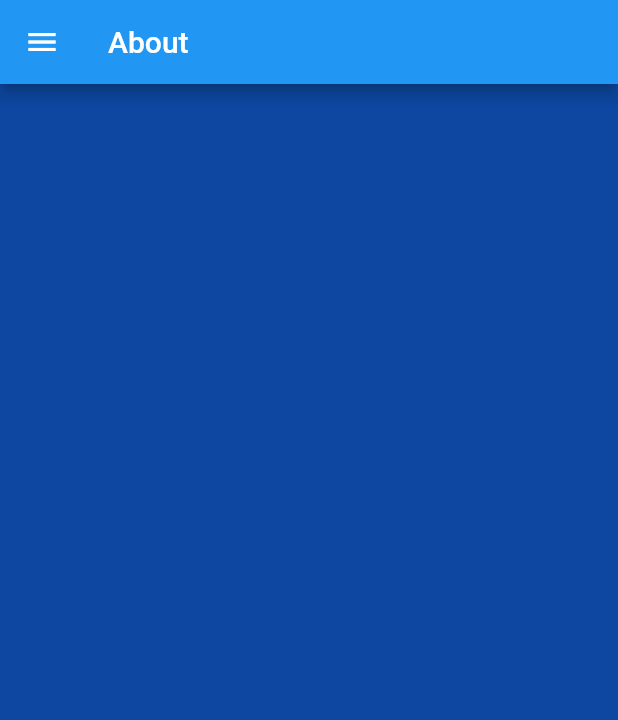
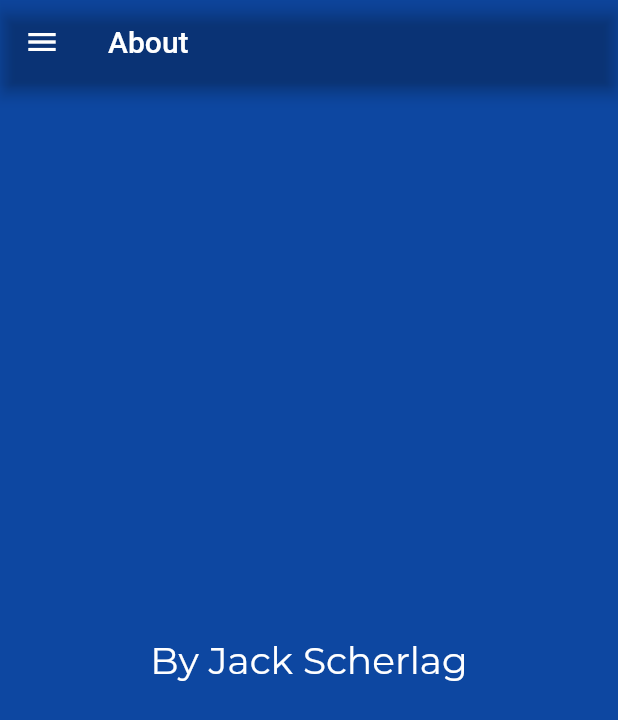
Before and after one commit to hadaes/aircraftMaintenance, a Flutter app: the About screen opened by its route, on a phone screen of 412 x 824 dp. Shown: the top 720 px of the screen. Run offline on Flutter 3.47's test engine with Material 2 defaults, Android fonts, the phone set to English and light mode, and no system bars; project files that could hold a hidden picture were left out.

Commit message:
Added body

```diff
--- a/lib/about.dart
+++ b/lib/about.dart
@@ -7,10 +7,20 @@ class About extends StatelessWidget {
     return Scaffold(
       backgroundColor: Theme.of(context).primaryColor,
       appBar: AppBar(
-        backgroundColor: Colors.blue,
+        backgroundColor: Theme.of(context).accentColor,
         title: Text("About"),
       ),
       drawer: DrawerWidget(),
+      body: Center(
+        child: Text(
+          "By Jack Scherlag",
+          style: TextStyle(
+            color: Colors.white,
+            fontSize: 25.0,
+            fontFamily: "Montserrat",
+          ),
+        ),
+      ),
     );
   }
 }
```
